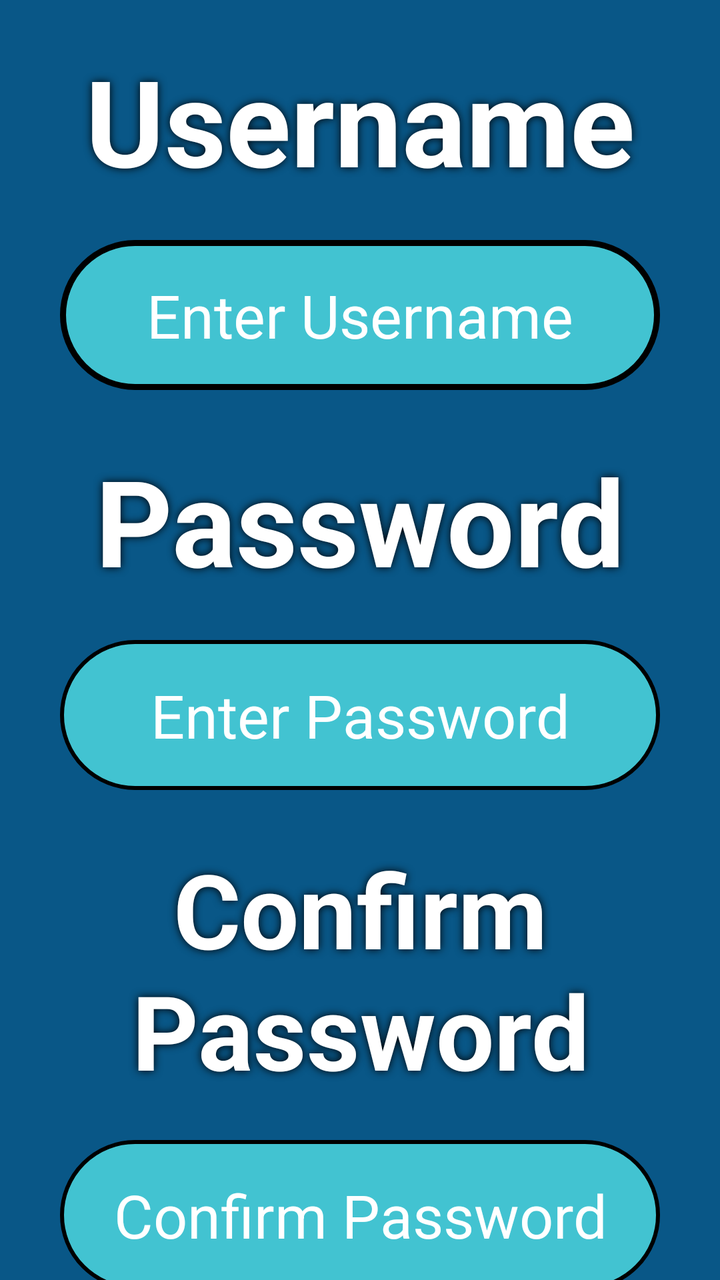
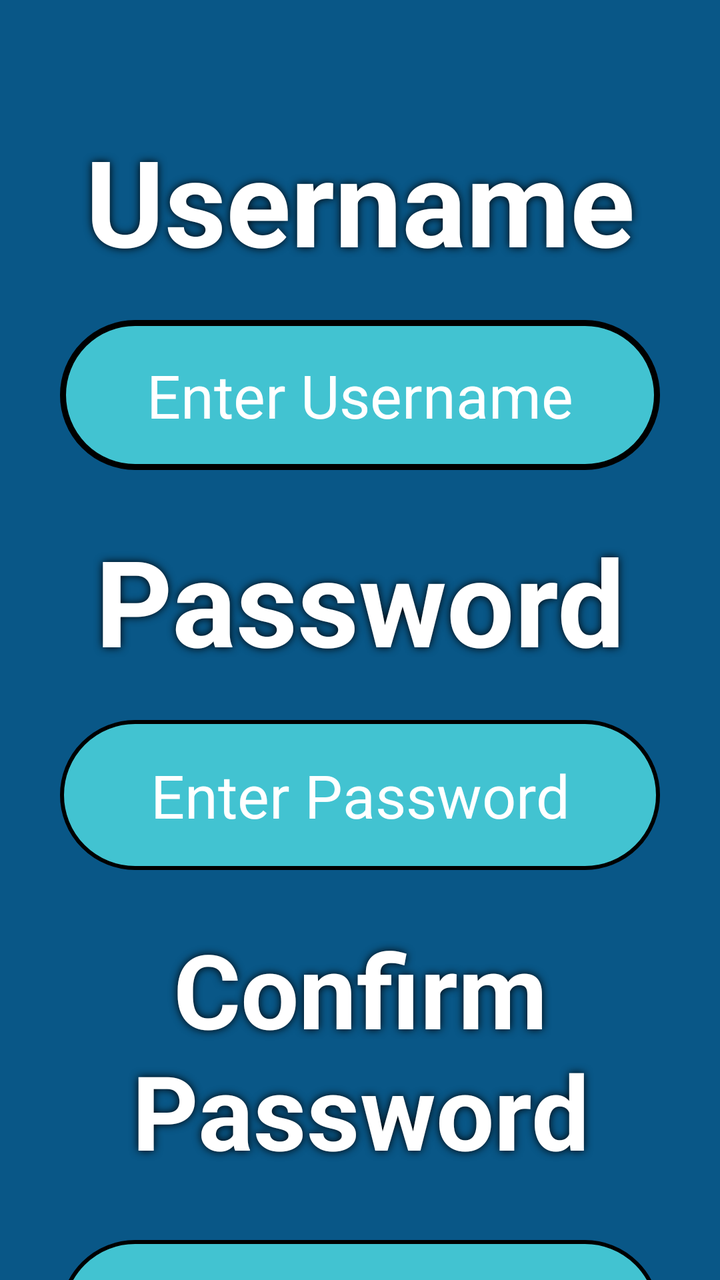

Screens rendered from an Android XML layout before and after an edit, with the pre-edit source and the edit as a unified diff.
<!-- AndroidManifest.xml: application theme Theme.KracKShacKBanking -->
<!-- res/layout/register.xml -->
<?xml version="1.0" encoding="utf-8"?>
<androidx.constraintlayout.widget.ConstraintLayout xmlns:android="http://schemas.android.com/apk/res/android"
    xmlns:app="http://schemas.android.com/apk/res-auto"
    xmlns:tools="http://schemas.android.com/tools"
    android:layout_width="match_parent"
    android:layout_height="match_parent"
    android:background="@color/background">

    <TextView
        android:id="@+id/txtUsername"
        android:layout_width="wrap_content"
        android:layout_height="wrap_content"
        android:layout_marginStart="50dp"
        android:layout_marginTop="10dp"
        android:layout_marginEnd="50dp"
        android:width="300dp"
        android:height="100dp"
        android:autoSizeTextType="uniform"
        android:elevation="4dp"
        android:paddingStart="10dp"
        android:paddingTop="10dp"
        android:paddingEnd="10dp"
        android:paddingBottom="10dp"
        android:shadowColor="@color/black"
        android:shadowDx="0.0"
        android:shadowDy="0.0"
        android:shadowRadius="10.0"
        android:text="@string/Username"
        android:textAlignment="center"
        android:textColor="@color/white"
        android:textStyle="bold"
        app:layout_constraintEnd_toEndOf="parent"
        app:layout_constraintStart_toStartOf="parent"
        app:layout_constraintTop_toTopOf="parent" />

    <EditText
        android:id="@+id/txtUsernameInput"
        android:layout_width="@+id/txtUsername"
        android:layout_height="75dp"
        android:layout_marginTop="10dp"
        android:background="@drawable/format_button"
        android:gravity="center"
        android:hint="@string/Username_Input_Hint"
        android:inputType="text"
        android:paddingStart="10dp"
        android:paddingTop="10dp"
        android:paddingEnd="10dp"
        android:paddingBottom="10dp"
        android:textColor="@color/white"
        android:textColorHint="@color/white"
        android:textSize="30sp"
        android:text="@string/EnterUsername"
        app:layout_constraintEnd_toEndOf="@+id/txtUsername"
        app:layout_constraintStart_toStartOf="@+id/txtUsername"
        app:layout_constraintTop_toBottomOf="@+id/txtUsername" />

    <TextView
        android:id="@+id/txtPassword"
        android:layout_width="wrap_content"
        android:layout_height="wrap_content"
        android:layout_marginTop="100dp"

        android:width="300dp"
        android:height="100dp"
        android:autoSizeTextType="uniform"
        android:elevation="4dp"
        android:paddingStart="10dp"
        android:paddingTop="10dp"
        android:paddingEnd="10dp"
        android:paddingBottom="10dp"
        android:shadowColor="@color/black"
        android:shadowDx="0.0"
        android:shadowDy="0.0"
        android:shadowRadius="10.0"
        android:text="@string/Password"
        android:textAlignment="center"
        android:textColor="@color/white"
        android:textStyle="bold"
        app:layout_constraintEnd_toEndOf="@+id/txtUsername"
        app:layout_constraintStart_toStartOf="@+id/txtUsername"
        app:layout_constraintTop_toBottomOf="@+id/txtUsername" />

    <EditText
        android:id="@+id/txtPasswordInput"
        android:layout_width="0dp"
        android:layout_height="75dp"
        android:layout_marginTop="10dp"
        android:background="@drawable/format_text_input"
        android:gravity="center"
        android:hint="@string/Password_Input_Hint"
        android:inputType="textPassword"
        android:paddingStart="10dp"
        android:paddingTop="10dp"
        android:paddingEnd="10dp"
        android:paddingBottom="10dp"
        android:textColor="@color/white"
        android:textColorHint="@color/white"
        android:textSize="30sp"
        app:layout_constraintEnd_toEndOf="@+id/txtPassword"
        app:layout_constraintStart_toStartOf="@+id/txtPassword"
        app:layout_constraintTop_toBottomOf="@+id/txtPassword" />

    <TextView
        android:id="@+id/txtConfirmPassword"
        android:layout_width="wrap_content"
        android:layout_height="wrap_content"
        android:layout_marginTop="100dp"
        android:width="300dp"
        android:height="150dp"
        android:autoSizeTextType="uniform"
        android:elevation="4dp"
        android:paddingStart="10dp"
        android:paddingTop="10dp"
        android:paddingEnd="10dp"
        android:paddingBottom="10dp"
        android:shadowColor="@color/black"
        android:shadowDx="0.0"
        android:shadowDy="0.0"
        android:shadowRadius="10.0"
        android:text="@string/Confirm_Password"
        android:textAlignment="center"
        android:textColor="@color/white"
        android:textStyle="bold"
        app:layout_constraintEnd_toEndOf="@+id/txtPassword"
        app:layout_constraintStart_toStartOf="@+id/txtPassword"
        app:layout_constraintTop_toBottomOf="@+id/txtPassword" />

    <EditText
        android:id="@+id/txtConfirmPasswordInput"
        android:layout_width="0dp"
        android:layout_height="75dp"
        android:layout_marginTop="10dp"
        android:background="@drawable/format_text_input"
        android:gravity="center"
        android:hint="@string/Confirm_Password_Input_Hint"
        android:inputType="textPassword"
        android:paddingStart="10dp"
        android:paddingTop="10dp"
        android:paddingEnd="10dp"
        android:paddingBottom="10dp"
        android:textColor="@color/white"
        android:textColorHint="@color/white"
        android:textSize="30sp"
        app:layout_constraintEnd_toEndOf="@+id/txtConfirmPassword"
        app:layout_constraintStart_toStartOf="@+id/txtConfirmPassword"
        app:layout_constraintTop_toBottomOf="@+id/txtConfirmPassword" />

    <Button
        android:id="@+id/btnCancel"
        android:layout_width="wrap_content"
        android:layout_height="wrap_content"
        android:layout_marginTop="10dp"
        android:backgroundTint="@color/red"
        app:layout_constraintStart_toStartOf="@+id/txtConfirmPasswordInput"
        app:layout_constraintTop_toBottomOf="@+id/txtConfirmPasswordInput" />

    <TextView
        android:id="@+id/btnCancelText"
        android:layout_width="@+id/btnCancel"
        android:layout_height="@+id/btnCancel"
        android:autoSizeTextType="uniform"
        android:background="@drawable/format_button_text"
        android:elevation="5dp"
        android:gravity="center"
        android:paddingStart="10dp"
        android:paddingTop="10dp"
        android:paddingEnd="10dp"
        android:paddingBottom="10dp"
        android:shadowColor="@color/black"
        android:shadowDx="0.0"
        android:shadowDy="0.0"
        android:shadowRadius="10.0"
        android:text="@string/btnCancel"
        android:textColor="@color/white"
        app:layout_constraintBottom_toBottomOf="@id/btnCancel"
        app:layout_constraintEnd_toEndOf="@id/btnCancel"
        app:layout_constraintStart_toStartOf="@id/btnCancel"
        app:layout_constraintTop_toTopOf="@id/btnCancel" />

    <Button
        android:id="@+id/btnEnter"
        android:layout_width="wrap_content"
        android:layout_height="wrap_content"
        android:layout_marginTop="10dp"
        android:backgroundTint="@color/green"
        app:layout_constraintEnd_toEndOf="@+id/txtConfirmPasswordInput"
        app:layout_constraintTop_toBottomOf="@+id/txtConfirmPasswordInput" />

    <TextView
        android:id="@+id/btnEnterText"
        android:layout_width="@+id/btnEnter"
        android:layout_height="@+id/btnEnter"
        android:autoSizeTextType="uniform"
        android:background="@drawable/format_button_text"
        android:elevation="5dp"
        android:gravity="center"
        android:paddingStart="10dp"
        android:paddingTop="10dp"
        android:paddingEnd="10dp"
        android:paddingBottom="10dp"
        android:shadowColor="@color/black"
        android:shadowDx="0.0"
        android:shadowDy="0.0"
        android:shadowRadius="10.0"
        android:text="@string/btnEnter"
        android:textColor="@color/white"
        app:layout_constraintBottom_toBottomOf="@id/btnEnter"
        app:layout_constraintEnd_toEndOf="@id/btnEnter"
        app:layout_constraintStart_toStartOf="@id/btnEnter"
        app:layout_constraintTop_toTopOf="@id/btnEnter" />

</androidx.constraintlayout.widget.ConstraintLayout>
<!-- resources referenced by this layout -->
<resources>
  <color name="background">#095787</color>
  <color name="black">#FF000000</color>
  <color name="green">#00FF00</color>
  <color name="red">#DD0000</color>
  <color name="white">#FFFFFFFF</color>
  <!-- drawable format_button (drawable) -->
  <?xml version="1.0" encoding="utf-8"?>
  <selector xmlns:android="http://schemas.android.com/apk/res/android">
      <item android:state_enabled="true">
          <shape android:shape="rectangle">
              <solid android:color="@color/blue" />
              <stroke
                  android:width="3dp"
                  android:color="@color/black" />
              <corners android:radius="50dp" />
              <padding
                  android:left="50dp"
                  android:top="50dp"
                  android:right="50dp"
                  android:bottom="50dp" />
          </shape>
      </item>
  </selector>
  <!-- drawable format_button_text (drawable) -->
  <?xml version="1.0" encoding="utf-8"?>
  <layer-list xmlns:android="http://schemas.android.com/apk/res/android">
      <item
          android:bottom="4dp"
          android:left="4dp"
          android:right="4dp"
          android:top="4dp">
          <shape android:shape="rectangle">
              <solid android:color="@color/transparent" />
              <corners android:radius="30dp" />
              <padding
                  android:bottom="50dp"
                  android:left="50dp"
                  android:right="50dp"
                  android:top="50dp" />
          </shape>
      </item>
  </layer-list>
  <!-- drawable format_text_input (drawable) -->
  <?xml version="1.0" encoding="utf-8"?>
  <shape xmlns:android="http://schemas.android.com/apk/res/android"
      android:shape="rectangle">
      <solid android:color="@color/blue" />
      <stroke
          android:width="2dp"
          android:color="@color/black" />
      <corners android:radius="50dp" />
  </shape>
  <string name="Confirm_Password">Confirm Password</string>
  <string name="Confirm_Password_Input_Hint">Confirm Password</string>
  <string name="EnterUsername">Enter Username</string>
  <string name="Password">Password</string>
  <string name="Password_Input_Hint">Enter Password</string>
  <string name="Username">Username</string>
  <string name="Username_Input_Hint">Enter Username</string>
  <string name="btnCancel">Cancel</string>
  <string name="btnEnter">Enter</string>
  <style name="Theme.KracKShacKBanking" parent="Base.Theme.KracKShacKBanking" />
  <color name="blue">#42C3D1</color>
  <color name="transparent">#00000000</color>
  <style name="Base.Theme.KracKShacKBanking" parent="Theme.Material3.DayNight.NoActionBar">
          
          
      </style>
</resources>

<!-- the commit's change to res/layout/register.xml (unified diff, before → after) -->
@@ -11,7 +11,7 @@
         android:layout_width="wrap_content"
         android:layout_height="wrap_content"
         android:layout_marginStart="50dp"
-        android:layout_marginTop="10dp"
+        android:layout_marginTop="50dp"
         android:layout_marginEnd="50dp"
         android:width="300dp"
         android:height="100dp"
@@ -46,10 +46,10 @@
         android:paddingTop="10dp"
         android:paddingEnd="10dp"
         android:paddingBottom="10dp"
+        android:text="@string/EnterUsername"
         android:textColor="@color/white"
         android:textColorHint="@color/white"
         android:textSize="30sp"
-        android:text="@string/EnterUsername"
         app:layout_constraintEnd_toEndOf="@+id/txtUsername"
         app:layout_constraintStart_toStartOf="@+id/txtUsername"
         app:layout_constraintTop_toBottomOf="@+id/txtUsername" />
@@ -129,7 +129,7 @@
         android:id="@+id/txtConfirmPasswordInput"
         android:layout_width="0dp"
         android:layout_height="75dp"
-        android:layout_marginTop="10dp"
+        android:layout_marginTop="20dp"
         android:background="@drawable/format_text_input"
         android:gravity="center"
         android:hint="@string/Confirm_Password_Input_Hint"
@@ -149,7 +149,9 @@
         android:id="@+id/btnCancel"
         android:layout_width="wrap_content"
         android:layout_height="wrap_content"
-        android:layout_marginTop="10dp"
+        android:layout_marginTop="50dp"
+        android:width="125dp"
+        android:height="75dp"
         android:backgroundTint="@color/red"
         app:layout_constraintStart_toStartOf="@+id/txtConfirmPasswordInput"
         app:layout_constraintTop_toBottomOf="@+id/txtConfirmPasswordInput" />
@@ -181,7 +183,9 @@
         android:id="@+id/btnEnter"
         android:layout_width="wrap_content"
         android:layout_height="wrap_content"
-        android:layout_marginTop="10dp"
+        android:layout_marginTop="50dp"
+        android:width="125dp"
+        android:height="75dp"
         android:backgroundTint="@color/green"
         app:layout_constraintEnd_toEndOf="@+id/txtConfirmPasswordInput"
         app:layout_constraintTop_toBottomOf="@+id/txtConfirmPasswordInput" />
